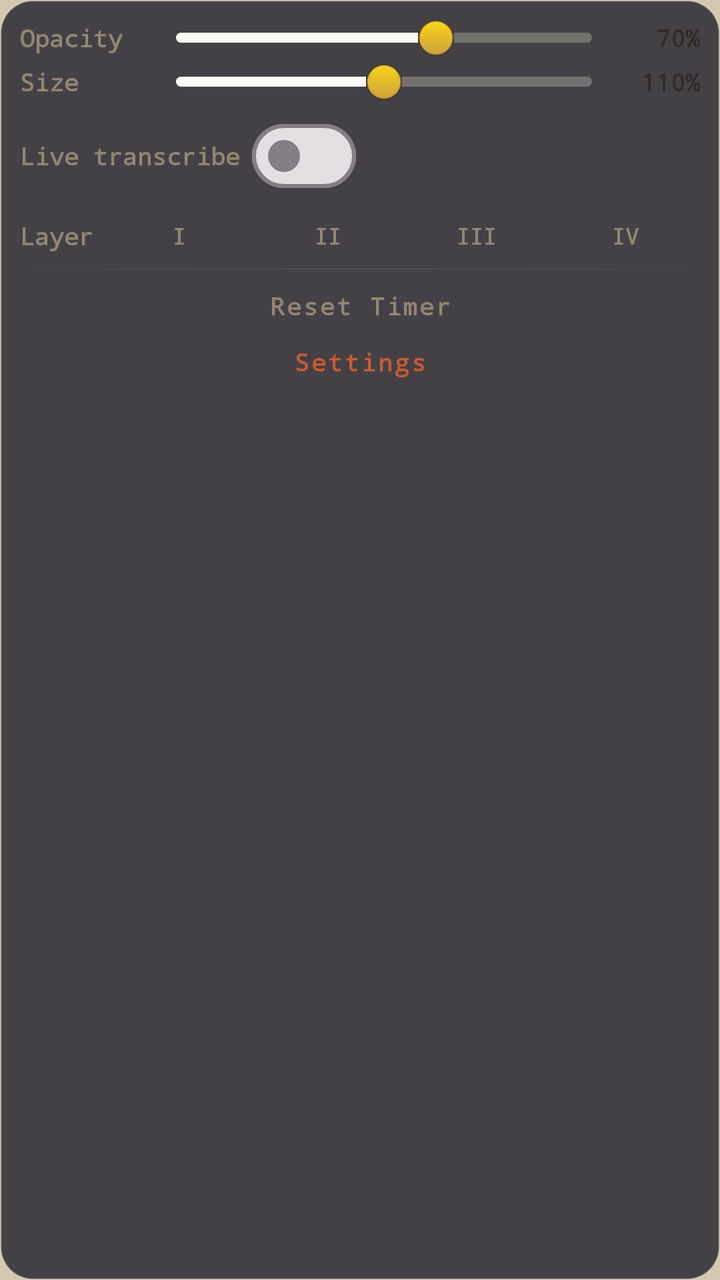
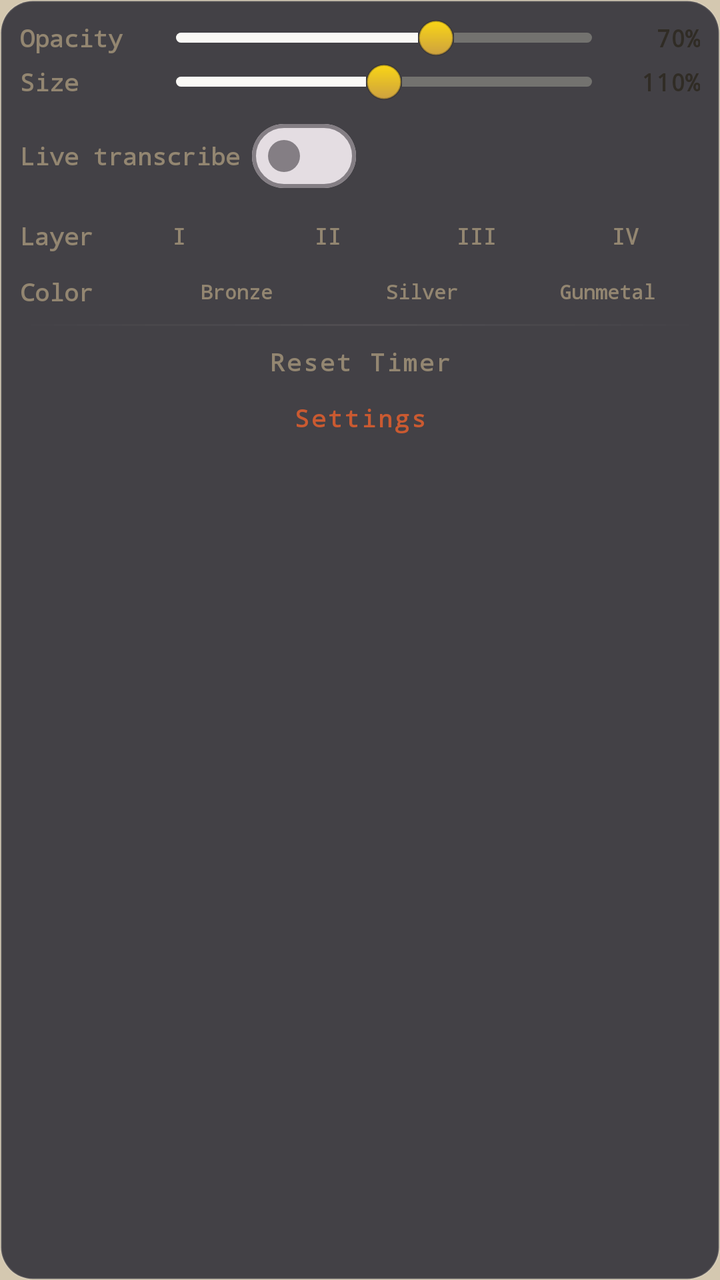

Compare the two renders of this Android layout. The source of the first and the diff that turns it into the second are given below.
<!-- AndroidManifest.xml: application theme Theme.WhatIMeant -->
<!-- res/layout/bubble_menu.xml -->
<?xml version="1.0" encoding="utf-8"?>
<LinearLayout xmlns:android="http://schemas.android.com/apk/res/android"
    android:id="@+id/menuRoot"
    android:layout_width="220dp"
    android:layout_height="wrap_content"
    android:orientation="vertical"
    android:background="@drawable/menu_bg"
    android:elevation="12dp"
    android:padding="10dp"
    android:alpha="0.88"
    android:clipToOutline="true"
    android:outlineProvider="background">

    
    <LinearLayout
        android:layout_width="match_parent"
        android:layout_height="wrap_content"
        android:orientation="horizontal"
        android:gravity="center_vertical"
        android:layout_marginBottom="4dp">

        <TextView
            android:layout_width="wrap_content"
            android:layout_height="wrap_content"
            android:text="Opacity"
            android:textColor="@color/text_dim"
            android:textSize="12sp"
            android:fontFamily="monospace"
            android:textStyle="bold"
            android:layout_marginEnd="6dp"
            android:minWidth="56dp" />

        <SeekBar
            android:id="@+id/menuOpacitySeek"
            android:layout_width="0dp"
            android:layout_weight="1"
            android:layout_height="wrap_content"
            android:min="20"
            android:max="100"
            android:progress="70"
            android:thumb="@drawable/daf_seekbar_thumb"
            android:progressDrawable="@drawable/daf_seekbar_track" />

        <TextView
            android:id="@+id/menuOpacityValue"
            android:layout_width="wrap_content"
            android:layout_height="wrap_content"
            android:text="70%"
            android:textColor="@color/text_bright"
            android:textSize="12sp"
            android:fontFamily="monospace"
            android:textStyle="bold"
            android:layout_marginStart="4dp"
            android:minWidth="34dp"
            android:gravity="end" />
    </LinearLayout>

    
    <LinearLayout
        android:layout_width="match_parent"
        android:layout_height="wrap_content"
        android:orientation="horizontal"
        android:gravity="center_vertical"
        android:layout_marginBottom="4dp">

        <TextView
            android:layout_width="wrap_content"
            android:layout_height="wrap_content"
            android:text="Size"
            android:textColor="@color/text_dim"
            android:textSize="12sp"
            android:fontFamily="monospace"
            android:textStyle="bold"
            android:layout_marginEnd="6dp"
            android:minWidth="56dp" />

        <SeekBar
            android:id="@+id/menuSizeSeek"
            android:layout_width="0dp"
            android:layout_weight="1"
            android:layout_height="wrap_content"
            android:min="70"
            android:max="150"
            android:progress="110"
            android:thumb="@drawable/daf_seekbar_thumb"
            android:progressDrawable="@drawable/daf_seekbar_track" />

        <TextView
            android:id="@+id/menuSizeValue"
            android:layout_width="wrap_content"
            android:layout_height="wrap_content"
            android:text="110%"
            android:textColor="@color/text_bright"
            android:textSize="12sp"
            android:fontFamily="monospace"
            android:textStyle="bold"
            android:layout_marginStart="4dp"
            android:minWidth="34dp"
            android:gravity="end" />
    </LinearLayout>

    
    <LinearLayout
        android:layout_width="match_parent"
        android:layout_height="wrap_content"
        android:orientation="horizontal"
        android:gravity="center_vertical"
        android:layout_marginBottom="4dp">

        <TextView
            android:layout_width="wrap_content"
            android:layout_height="wrap_content"
            android:text="Live transcribe"
            android:textColor="@color/text_dim"
            android:textSize="12sp"
            android:fontFamily="monospace"
            android:textStyle="bold"
            android:layout_marginEnd="6dp" />

        <com.google.android.material.materialswitch.MaterialSwitch
            android:id="@+id/menuLiveToggle"
            android:layout_width="wrap_content"
            android:layout_height="wrap_content" />
    </LinearLayout>

    
    <LinearLayout
        android:layout_width="match_parent"
        android:layout_height="wrap_content"
        android:orientation="horizontal"
        android:gravity="center_vertical"
        android:layout_marginBottom="4dp">

        <TextView
            android:layout_width="wrap_content"
            android:layout_height="wrap_content"
            android:text="Layer"
            android:textColor="@color/text_dim"
            android:textSize="12sp"
            android:fontFamily="monospace"
            android:textStyle="bold"
            android:layout_marginEnd="6dp" />

        <TextView
            android:id="@+id/menuLayer1"
            android:layout_width="0dp"
            android:layout_weight="1"
            android:layout_height="24dp"
            android:text="I"
            android:textColor="@color/text_dim"
            android:textSize="11sp"
            android:fontFamily="monospace"
            android:textStyle="bold"
            android:gravity="center" />
        <TextView
            android:id="@+id/menuLayer2"
            android:layout_width="0dp"
            android:layout_weight="1"
            android:layout_height="24dp"
            android:text="II"
            android:textColor="@color/text_dim"
            android:textSize="11sp"
            android:fontFamily="monospace"
            android:textStyle="bold"
            android:gravity="center" />
        <TextView
            android:id="@+id/menuLayer3"
            android:layout_width="0dp"
            android:layout_weight="1"
            android:layout_height="24dp"
            android:text="III"
            android:textColor="@color/text_dim"
            android:textSize="11sp"
            android:fontFamily="monospace"
            android:textStyle="bold"
            android:gravity="center" />
        <TextView
            android:id="@+id/menuLayer4"
            android:layout_width="0dp"
            android:layout_weight="1"
            android:layout_height="24dp"
            android:text="IV"
            android:textColor="@color/text_dim"
            android:textSize="11sp"
            android:fontFamily="monospace"
            android:textStyle="bold"
            android:gravity="center" />
    </LinearLayout>

    
    <View
        android:layout_width="match_parent"
        android:layout_height="1dp"
        android:background="@drawable/section_divider"
        android:layout_marginBottom="4dp" />

    
    <TextView
        android:id="@+id/menuResetTimer"
        android:layout_width="match_parent"
        android:layout_height="28dp"
        android:text="Reset Timer"
        android:textColor="@color/text_dim"
        android:textSize="12sp"
        android:fontFamily="monospace"
        android:textStyle="bold"
        android:letterSpacing="0.08"
        android:gravity="center" />

    
    <TextView
        android:id="@+id/menuOpenSettings"
        android:layout_width="match_parent"
        android:layout_height="28dp"
        android:text="Settings"
        android:textColor="@color/orange_label"
        android:textSize="12sp"
        android:fontFamily="monospace"
        android:textStyle="bold"
        android:letterSpacing="0.08"
        android:gravity="center" />

</LinearLayout>
<!-- resources referenced by this layout -->
<resources>
  <color name="orange_label">#FFC94A1F</color>
  <color name="text_bright">#FF1A1612</color>
  <color name="text_dim">#FF8A7D68</color>
  <!-- drawable daf_seekbar_thumb (drawable) -->
  <?xml version="1.0" encoding="utf-8"?>
  <shape xmlns:android="http://schemas.android.com/apk/res/android"
      android:shape="oval">
      <size android:width="18dp" android:height="18dp" />
      <gradient
          android:startColor="#FFFFD700"
          android:endColor="#FFCC9B30"
          android:angle="270"
          android:type="linear" />
      <stroke android:width="1dp" android:color="#44000000" />
  </shape>
  <!-- drawable daf_seekbar_track (drawable) -->
  <?xml version="1.0" encoding="utf-8"?>
  <layer-list xmlns:android="http://schemas.android.com/apk/res/android">
      
      <item android:id="@android:id/background" android:gravity="center_vertical">
          <shape android:shape="rectangle">
              <solid android:color="#FF666666" />
              <corners android:radius="3dp" />
              <size android:height="5dp" />
          </shape>
      </item>
      
      <item android:id="@android:id/progress" android:gravity="center_vertical">
          <clip>
              <shape android:shape="rectangle">
                  <solid android:color="#FFFFFFFF" />
                  <corners android:radius="3dp" />
                  <size android:height="5dp" />
              </shape>
          </clip>
      </item>
  </layer-list>
  <!-- drawable menu_bg (drawable) -->
  <?xml version="1.0" encoding="utf-8"?>
  <shape xmlns:android="http://schemas.android.com/apk/res/android"
      android:shape="rectangle">
      <solid android:color="#EE252530" />
      <corners android:radius="16dp" />
      <stroke android:width="1dp" android:color="#20FFFFFF" />
  </shape>
  <!-- drawable section_divider (drawable) -->
  <?xml version="1.0" encoding="utf-8"?>
  <shape xmlns:android="http://schemas.android.com/apk/res/android"
      android:shape="rectangle">
      <gradient
          android:startColor="#00000000"
          android:centerColor="#0FFFFFFF"
          android:endColor="#00000000"
          android:angle="0" />
      <size android:height="1dp" />
  </shape>
  <style name="Theme.WhatIMeant" parent="Theme.Material3.DayNight.NoActionBar">
          <item name="colorPrimary">@color/red_primary</item>
          <item name="colorOnPrimary">@color/text_white</item>
          <item name="colorPrimaryContainer">@color/bg_surface</item>
          <item name="colorOnPrimaryContainer">@color/text_primary</item>
          <item name="colorSecondary">@color/bg_surface</item>
          <item name="colorSurface">@color/bg_base</item>
          <item name="colorOnSurface">@color/text_primary</item>
          <item name="android:windowBackground">@color/bg_base</item>
          <item name="android:statusBarColor">@color/bg_surface</item>
          <item name="android:navigationBarColor">@color/bg_surface</item>
          <item name="android:colorBackground">@color/bg_base</item>
          <item name="android:textColorPrimary">@color/text_primary</item>
          <item name="android:textColorSecondary">@color/text_secondary</item>
          <item name="colorSurfaceVariant">@color/bg_elevated</item>
      </style>
  <color name="red_primary">#FFB91C1C</color>
  <color name="text_white">#FF1A1612</color>
  <color name="bg_surface">#FFE8DDC4</color>
  <color name="text_primary">#FF2A2420</color>
  <color name="bg_base">#FFD4C8B0</color>
  <color name="text_secondary">#FF6B5D4A</color>
  <color name="bg_elevated">#FFF0E8D8</color>
</resources>

<!-- the commit's change to res/layout/bubble_menu.xml (unified diff, before → after) -->
@@ -188,6 +188,60 @@
     </LinearLayout>
 
     
+    <LinearLayout
+        android:layout_width="match_parent"
+        android:layout_height="wrap_content"
+        android:orientation="horizontal"
+        android:gravity="center_vertical"
+        android:layout_marginBottom="4dp">
+
+        <TextView
+            android:layout_width="wrap_content"
+            android:layout_height="wrap_content"
+            android:text="Color"
+            android:textColor="@color/text_dim"
+            android:textSize="12sp"
+            android:fontFamily="monospace"
+            android:textStyle="bold"
+            android:layout_marginEnd="6dp"
+            android:minWidth="56dp" />
+
+        <TextView
+            android:id="@+id/menuThemeBronze"
+            android:layout_width="0dp"
+            android:layout_weight="1"
+            android:layout_height="24dp"
+            android:text="Bronze"
+            android:textColor="@color/text_dim"
+            android:textSize="10sp"
+            android:fontFamily="monospace"
+            android:textStyle="bold"
+            android:gravity="center" />
+        <TextView
+            android:id="@+id/menuThemeAluminum"
+            android:layout_width="0dp"
+            android:layout_weight="1"
+            android:layout_height="24dp"
+            android:text="Silver"
+            android:textColor="@color/text_dim"
+            android:textSize="10sp"
+            android:fontFamily="monospace"
+            android:textStyle="bold"
+            android:gravity="center" />
+        <TextView
+            android:id="@+id/menuThemeGunmetal"
+            android:layout_width="0dp"
+            android:layout_weight="1"
+            android:layout_height="24dp"
+            android:text="Gunmetal"
+            android:textColor="@color/text_dim"
+            android:textSize="10sp"
+            android:fontFamily="monospace"
+            android:textStyle="bold"
+            android:gravity="center" />
+    </LinearLayout>
+
+    
     <View
         android:layout_width="match_parent"
         android:layout_height="1dp"
